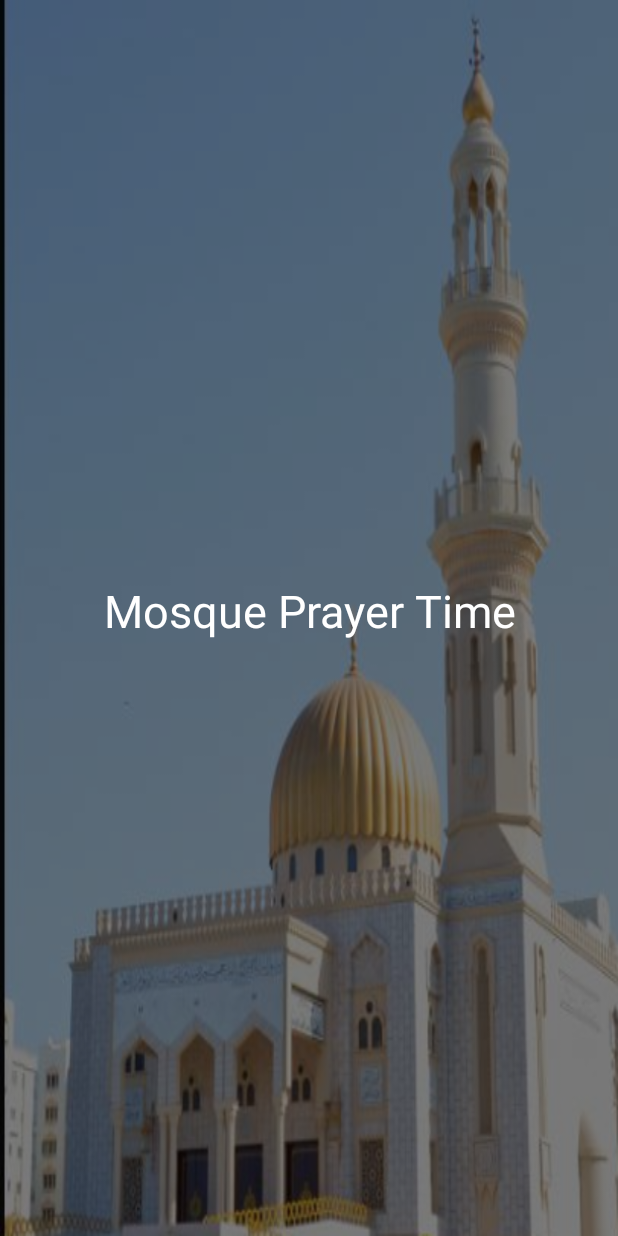
After one commit to asifsabirshuvo/mosque-app, an Android app: the SplashScreen screen opened directly, with no data from a screen before it, on a phone screen of 412 x 824 dp. The commit adds this screen. Run offline under Robolectric (Android 15) with nearby library versions, the phone set to English and light mode, and no system bars; 1 statement that could not run was skipped.

Commit message:
splash added

```diff
--- /dev/null
+++ b/app/src/main/java/com/recipeworld/mosqueapp/SplashScreen.java
@@ -0,0 +1,39 @@
+package com.recipeworld.mosqueapp;
+
+
+import android.app.Activity;
+import android.content.Intent;
+import android.os.Bundle;
+import android.os.Handler;
+
+public class SplashScreen extends Activity {
+
+    // Splash screen timer
+    private static int SPLASH_TIME_OUT = 1500;
+
+    @Override
+    protected void onCreate(Bundle savedInstanceState) {
+        super.onCreate(savedInstanceState);
+        setContentView(R.layout.activity_splash);
+
+        new Handler().postDelayed(new Runnable() {
+
+            /*
+             * Showing splash screen with a timer. This will be useful when you
+             * want to show case your app logo / company
+             */
+
+            @Override
+            public void run() {
+                // This method will be executed once the timer is over
+                // Start your app main activity
+                Intent i = new Intent(SplashScreen.this, MainActivity.class);
+                startActivity(i);
+
+                // close this activity
+                finish();
+            }
+        }, SPLASH_TIME_OUT);
+    }
+
+}
--- /dev/null
+++ b/app/src/main/res/layout/activity_splash.xml
@@ -0,0 +1,19 @@
+<?xml version="1.0" encoding="utf-8"?>
+<RelativeLayout xmlns:android="http://schemas.android.com/apk/res/android"
+    android:layout_width="match_parent"
+    android:layout_height="match_parent"
+    android:background="@drawable/mosqd1"
+     >
+
+
+
+    <TextView
+        android:layout_width="match_parent"
+        android:layout_height="match_parent"
+        android:layout_marginBottom="10dp"
+        android:textSize="30dp"
+        android:textColor="@android:color/white"
+        android:gravity="center"
+        android:text="@string/app_name" />
+
+</RelativeLayout>
--- a/app/src/main/res/values/strings.xml
+++ b/app/src/main/res/values/strings.xml
@@ -1,3 +1,3 @@
 <resources>
-    <string name="app_name">Mosque Prayer time</string>
+    <string name="app_name">Mosque Prayer Time</string>
 </resources>
```
Also changed, not shown: app/src/main/AndroidManifest.xml (+14 -1 lines), app/src/main/java/com/recipeworld/mosqueapp/ConnectivityReceiver.java (added, +45 -0 lines), app/src/main/java/com/recipeworld/mosqueapp/MainActivity.java (+105 -8 lines), app/src/main/java/com/recipeworld/mosqueapp/MyApplication.java (added, +25 -0 lines), app/src/main/res/layout/activity_main.xml (+36 -0 lines), app/src/main/res/layout/dialog.xml (added, +34 -0 lines).
